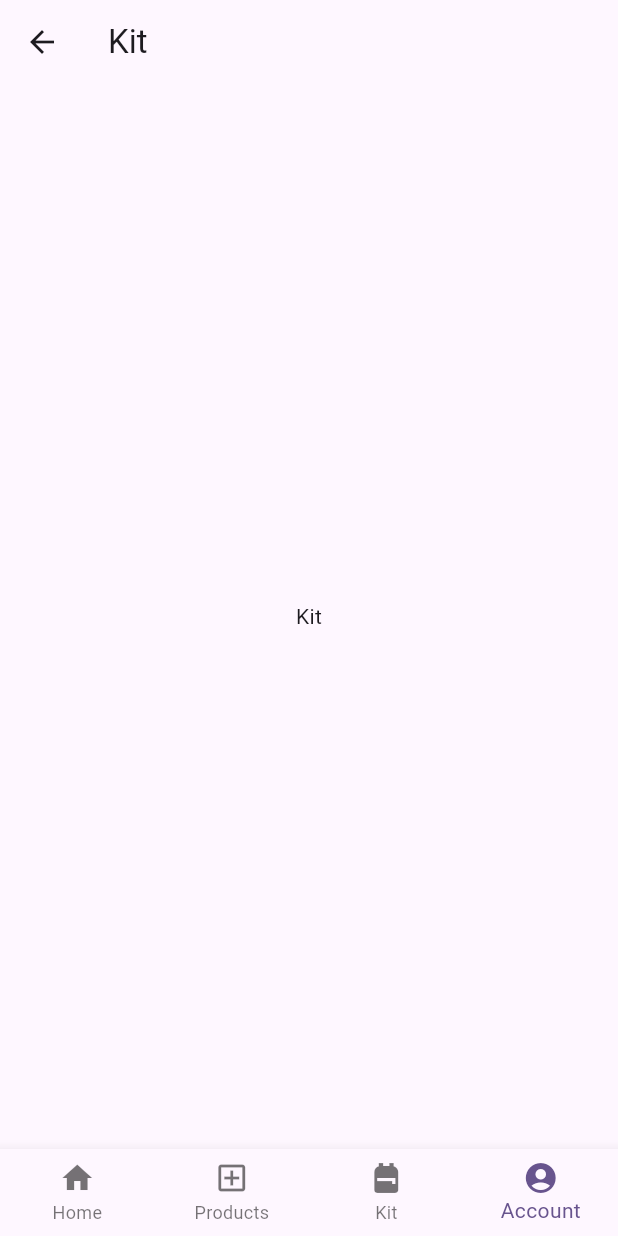
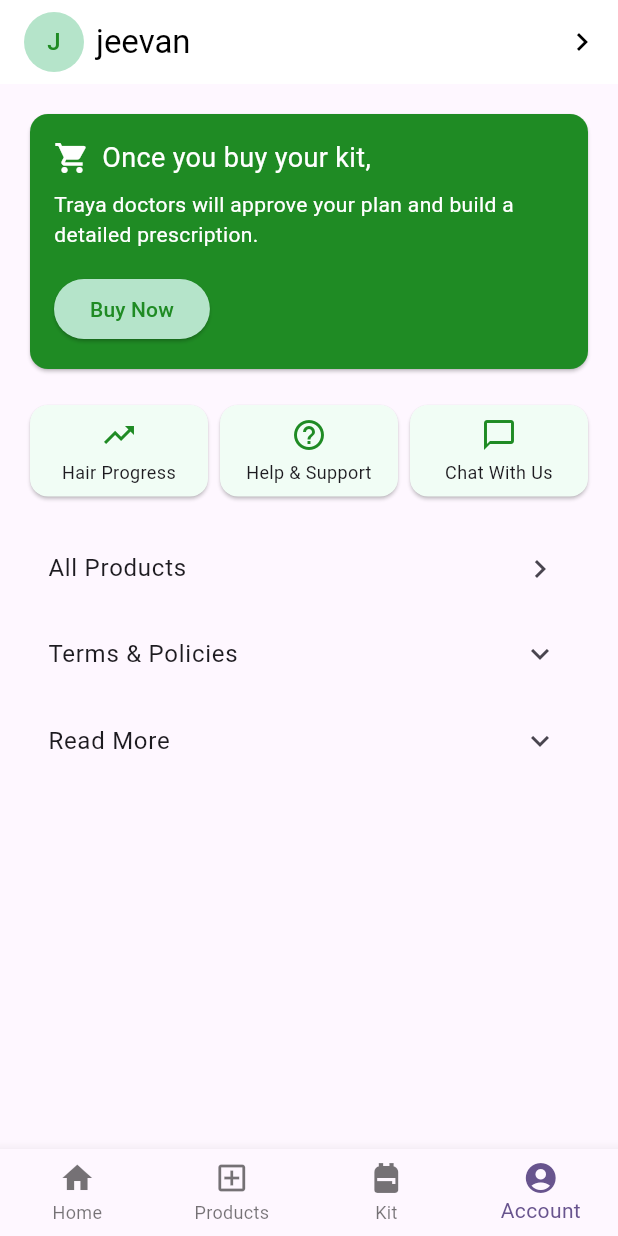
Before and after one commit to vinay-04/dermat, a Flutter app: the BottomNavbar screen opened by its route, item 4 of the bottom bar chosen, on a phone screen of 412 x 824 dp. Run offline on Flutter 3.47's test engine with Material 3 defaults, Android fonts, the phone set to English and light mode, and no system bars; our stand-ins replace flutter_riverpod, shared_preferences; accounts and stored records are empty.

Commit message:
feat: add account screen

```diff
--- a/lib/bottom_navbar.dart
+++ b/lib/bottom_navbar.dart
@@ -15,14 +15,14 @@
 }
 
 class BottomNavbar extends ConsumerWidget {
-  final List<Widget> pages = const [
+  final List<Widget> pages = [
     Home(),
     Products(),
+    Kit(),
     Account(),
-    Kit(),
   ];
 
-  const BottomNavbar({Key? key}) : super(key: key);
+  BottomNavbar({Key? key}) : super(key: key);
 
   @override
   Widget build(BuildContext context, WidgetRef ref) {
--- a/lib/main.dart
+++ b/lib/main.dart
@@ -1,4 +1,5 @@
 import 'package:dermat/bottom_navbar.dart';
+import 'package:dermat/screens/account_screen.dart';
 import 'package:dermat/screens/login.dart';
 import 'package:dermat/screens/onboarding.dart';
 import 'package:flutter/material.dart';
@@ -33,11 +34,12 @@
           ? const SplashScreen()
           : authState == AuthState.unauthenticated
               ? const LoginScreen()
-              : const BottomNavbar(),
+              : BottomNavbar(),
       routes: <String, WidgetBuilder>{
         '/onboarding': (_) => const OnboardingScreen(),
         '/login': (_) => const LoginScreen(),
-        '/home': (_) => const BottomNavbar(),
+        '/home': (_) => BottomNavbar(),
+        '/account': (_) => Account(),
       },
     );
   }
--- a/lib/screens/account_screen.dart
+++ b/lib/screens/account_screen.dart
@@ -1,16 +1,185 @@
 import 'package:flutter/material.dart';
+import 'package:dermat/screens/profile_screen.dart';
+import 'package:dermat/screens/help_support_screen.dart';
 
-class Account extends StatelessWidget {
-  const Account({super.key});
+class Account extends StatefulWidget {
+  @override
+  _AccountState createState() => _AccountState();
+}
+
+class _AccountState extends State<Account> {
+  bool _showProfile = false;
+
+  void _toggleProfile() {
+    setState(() {
+      _showProfile = !_showProfile;
+    });
+  }
+
+  @override
+  Widget build(BuildContext context) {
+    return MaterialApp(
+      home: _showProfile
+          ? MyProfileScreen(onBackPressed: _toggleProfile)
+          : AccountScreen(onProfilePressed: _toggleProfile),
+    );
+  }
+}
+
+class AccountScreen extends StatelessWidget {
+  final VoidCallback onProfilePressed;
+
+  AccountScreen({required this.onProfilePressed});
 
   @override
   Widget build(BuildContext context) {
     return Scaffold(
-      body: Center(
-          child: ElevatedButton(
-        onPressed: () {},
-        child: Text('Button'),
-      )),
+      appBar: AppBar(
+        backgroundColor: Colors.white,
+        elevation: 0,
+        title: Row(
+          children: [
+            CircleAvatar(
+              backgroundColor: Color(0xFFB5E4CA),
+              child: Text('J', style: TextStyle(color: Color(0xFF1F8B24))),
+            ),
+            SizedBox(width: 8),
+            Text('jeevan', style: TextStyle(color: Colors.black)),
+          ],
+        ),
+        actions: [
+          IconButton(
+            icon: Icon(Icons.chevron_right, color: Colors.black),
+            onPressed: onProfilePressed,
+          ),
+        ],
+      ),
+      body: ListView(
+        padding: EdgeInsets.all(16),
+        children: [
+          _buildBuyKitCard(),
+          SizedBox(height: 16),
+          _buildQuickActionButtons(context),
+          SizedBox(height: 16),
+          _buildAllProductsTile(),
+          _buildTermsAndPoliciesTile(),
+          _buildReadMoreTile()
+        ],
+      ),
+    );
+  }
+
+  Widget _buildBuyKitCard() {
+    return Card(
+      color: Color(0xFF1F8B24),
+      child: Padding(
+        padding: EdgeInsets.all(16),
+        child: Column(
+          crossAxisAlignment: CrossAxisAlignment.start,
+          children: [
+            Row(
+              children: [
+                Icon(Icons.shopping_cart, color: Colors.white),
+                SizedBox(width: 8),
+                Text('Once you buy your kit,',
+                    style: TextStyle(color: Colors.white, fontSize: 18)),
+              ],
+            ),
+            SizedBox(height: 8),
+            Text(
+              'Traya doctors will approve your plan and build a detailed prescription.',
+              style: TextStyle(color: Colors.white, fontSize: 14),
+            ),
+            SizedBox(height: 16),
+            ElevatedButton(
+              child: Text('Buy Now'),
+              style: ElevatedButton.styleFrom(
+                foregroundColor: Color(0xFF1F8B24),
+                backgroundColor: Color(0xFFB5E4CA),
+              ),
+              onPressed: () {},
+            ),
+          ],
+        ),
+      ),
+    );
+  }
+
+  Widget _buildQuickActionButtons(BuildContext context) {
+    return Row(
+      mainAxisAlignment: MainAxisAlignment.spaceEvenly,
+      children: [
+        _buildActionButton(Icons.trending_up, 'Hair Progress'),
+        _buildActionButton(
+          Icons.help_outline,
+          'Help & Support',
+          onPressed: () {
+            Navigator.push(
+              context,
+              MaterialPageRoute(builder: (context) => HelpAndSupportScreen()),
+            );
+          },
+        ),
+        _buildActionButton(Icons.chat_bubble_outline, 'Chat With Us'),
+      ],
+    );
+  }
+
+  Widget _buildActionButton(IconData icon, String label, {VoidCallback? onPressed}) {
+    return Expanded(
+      child: Card(
+        color: Color(0xFFF1FDF5),
+        child: InkWell(
+          onTap: onPressed,
+          child: Padding(
+            padding: EdgeInsets.all(8),
+            child: Column(
+              children: [
+                Icon(icon, color: Color(0xFF1F8B24)),
+                SizedBox(height: 4),
+                Text(label,
+                    style: TextStyle(fontSize: 12), textAlign: TextAlign.center),
+              ],
+            ),
+          ),
+        ),
+      ),
+    );
+  }
+
+  Widget _buildAllProductsTile() {
+    return ListTile(
+      title: Text('All Products'),
+      trailing: Icon(Icons.chevron_right),
+    );
+  }
+
+  Widget _buildTermsAndPoliciesTile() {
+    return ExpansionTile(
+      title: Text('Terms & Policies'),
+      children: [
+        _buildPolicyTile('Refund, Return & Cancellation Policy'),
+        _buildPolicyTile('Money Back Policy'),
+        _buildPolicyTile('Privacy Policy'),
+        _buildPolicyTile('Terms & Conditions'),
+      ],
+    );
+  }
+
+  Widget _buildReadMoreTile() {
+    return ExpansionTile(
+      title: Text('Read More'),
+      children: [
+        _buildPolicyTile('Reference cited'),
+        _buildPolicyTile('Traya Science'),
+      ],
+    );
+  }
+
+  Widget _buildPolicyTile(String title) {
+    return ListTile(
+      title: Text(title),
+      trailing: Icon(Icons.chevron_right),
     );
   }
 }
--- /dev/null
+++ b/lib/screens/help_support_screen.dart
@@ -0,0 +1,35 @@
+import 'package:flutter/material.dart';
+
+class HelpAndSupportScreen extends StatelessWidget {
+  @override
+  Widget build(BuildContext context) {
+    return Scaffold(
+      appBar: AppBar(
+        title: Text('Help & Support'),
+      ),
+      body: ListView(
+        padding: EdgeInsets.all(16),
+        children: [
+          _buildHelpTile('General Queries'),
+          _buildHelpTile('Hair Test'),
+          _buildHelpTile('Hair Coach'),
+          _buildHelpTile('Diet Plan'),
+          _buildHelpTile('Payments & Refunds'),
+          _buildHelpTile('Moneyback Guarantee'),
+        ],
+      ),
+    );
+  }
+
+  Widget _buildHelpTile(String title) {
+    return Card(
+      child: ListTile(
+        title: Text(title),
+        trailing: Icon(Icons.chevron_right),
+        onTap: () {
+          // Navigate to the respective help page or show content
+        },
+      ),
+    );
+  }
+}
```
Also changed, not shown: lib/screens/profile_screen.dart (added, +113 -0 lines).
